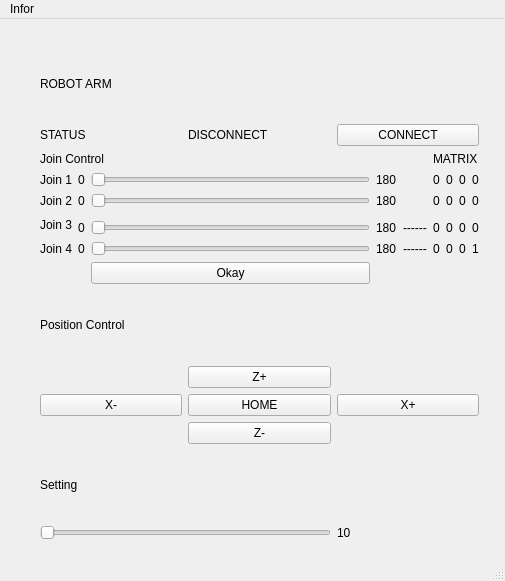
Before: the Qt Designer form uiQt5Design/ver250423.ui in vuonhiendai/pyQt5cousse, drawn with Qt 5.
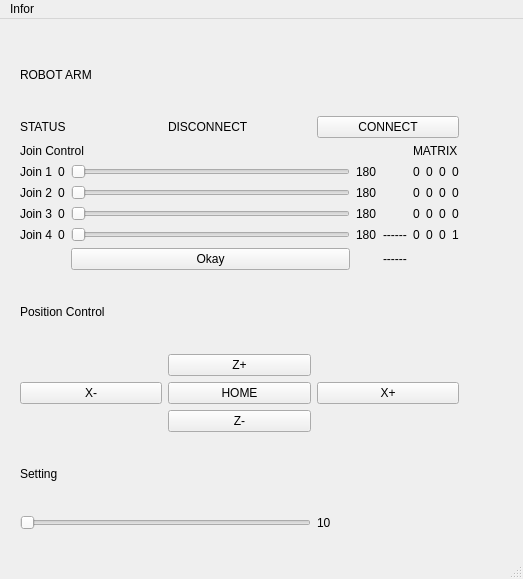
After: the same form once the commit is applied.

```diff
--- a/uiQt5Design/ver250423.ui
+++ b/uiQt5Design/ver250423.ui
@@ -6,8 +6,8 @@
    <rect>
     <x>0</x>
     <y>0</y>
-    <width>505</width>
-    <height>581</height>
+    <width>523</width>
+    <height>579</height>
    </rect>
   </property>
   <property name="windowTitle">
@@ -17,39 +17,15 @@
    <widget class="QWidget" name="gridLayoutWidget">
     <property name="geometry">
      <rect>
-      <x>40</x>
-      <y>30</y>
+      <x>20</x>
+      <y>20</y>
       <width>439</width>
       <height>491</height>
      </rect>
     </property>
     <layout class="QGridLayout" name="gridLayout_2">
-     <item row="9" column="0">
-      <widget class="QPushButton" name="pushButton_5">
-       <property name="text">
-        <string>X-</string>
-       </property>
-      </widget>
-     </item>
-     <item row="2" column="1">
-      <widget class="QLabel" name="label_22">
-       <property name="frameShape">
-        <enum>QFrame::NoFrame</enum>
-       </property>
-       <property name="text">
-        <string>DISCONNECT</string>
-       </property>
-      </widget>
-     </item>
-     <item row="10" column="1">
-      <widget class="QPushButton" name="pushButton_4">
-       <property name="text">
-        <string>Z-</string>
-       </property>
-      </widget>
-     </item>
      <item row="9" column="2">
-      <widget class="QPushButton" name="pushButton_6">
+      <widget class="QPushButton" name="XplusBTN">
        <property name="text">
         <string>X+</string>
        </property>
@@ -71,57 +47,213 @@
        </property>
       </widget>
      </item>
-     <item row="8" column="1">
-      <widget class="QPushButton" name="pushButton_3">
+     <item row="9" column="0">
+      <widget class="QPushButton" name="XminusBTN">
        <property name="text">
-        <string>Z+</string>
-       </property>
-      </widget>
-     </item>
-     <item row="2" column="0">
-      <widget class="QLabel" name="label_21">
-       <property name="text">
-        <string>STATUS</string>
-       </property>
-      </widget>
-     </item>
-     <item row="2" column="2">
-      <widget class="QPushButton" name="pushButton_8">
-       <property name="text">
-        <string>CONNECT</string>
+        <string>X-</string>
        </property>
       </widget>
      </item>
      <item row="9" column="1">
-      <widget class="QPushButton" name="pushButton_9">
+      <widget class="QPushButton" name="HOME_BTN">
        <property name="text">
         <string>HOME</string>
        </property>
       </widget>
      </item>
+     <item row="11" column="0">
+      <widget class="QLabel" name="label_23">
+       <property name="autoFillBackground">
+        <bool>true</bool>
+       </property>
+       <property name="text">
+        <string>Setting</string>
+       </property>
+       <property name="openExternalLinks">
+        <bool>false</bool>
+       </property>
+      </widget>
+     </item>
+     <item row="2" column="1">
+      <widget class="QLabel" name="status_TXT">
+       <property name="frameShape">
+        <enum>QFrame::NoFrame</enum>
+       </property>
+       <property name="text">
+        <string>DISCONNECT</string>
+       </property>
+      </widget>
+     </item>
+     <item row="10" column="1">
+      <widget class="QPushButton" name="ZminusBTN">
+       <property name="text">
+        <string>Z-</string>
+       </property>
+      </widget>
+     </item>
+     <item row="12" column="2">
+      <widget class="QLabel" name="label_17">
+       <property name="text">
+        <string>10</string>
+       </property>
+      </widget>
+     </item>
+     <item row="12" column="0" colspan="2">
+      <widget class="QSlider" name="stepSlider">
+       <property name="orientation">
+        <enum>Qt::Horizontal</enum>
+       </property>
+      </widget>
+     </item>
      <item row="3" column="0" colspan="3">
       <layout class="QGridLayout" name="gridLayout">
-       <item row="5" column="0">
+       <item row="2" column="6">
+        <widget class="QLabel" name="Tmatrix_22">
+         <property name="text">
+          <string>0</string>
+         </property>
+        </widget>
+       </item>
+       <item row="1" column="1">
+        <widget class="QLabel" name="label_12">
+         <property name="text">
+          <string>0</string>
+         </property>
+        </widget>
+       </item>
+       <item row="5" column="4">
+        <widget class="QLabel" name="label_44">
+         <property name="text">
+          <string>------</string>
+         </property>
+        </widget>
+       </item>
+       <item row="3" column="7">
+        <widget class="QLabel" name="Tmatrix_33">
+         <property name="text">
+          <string>0</string>
+         </property>
+        </widget>
+       </item>
+       <item row="1" column="0">
+        <widget class="QLabel" name="label_7">
+         <property name="text">
+          <string>Join 1</string>
+         </property>
+        </widget>
+       </item>
+       <item row="1" column="3">
+        <widget class="QLabel" name="label_10">
+         <property name="text">
+          <string>180</string>
+         </property>
+        </widget>
+       </item>
+       <item row="4" column="8">
+        <widget class="QLabel" name="Tmatrix_44">
+         <property name="text">
+          <string>1</string>
+         </property>
+        </widget>
+       </item>
+       <item row="3" column="2">
+        <widget class="QSlider" name="j3slider">
+         <property name="orientation">
+          <enum>Qt::Horizontal</enum>
+         </property>
+        </widget>
+       </item>
+       <item row="2" column="8">
+        <widget class="QLabel" name="Tmatrix_24">
+         <property name="text">
+          <string>0</string>
+         </property>
+        </widget>
+       </item>
+       <item row="4" column="7">
+        <widget class="QLabel" name="Tmatrix_43">
+         <property name="text">
+          <string>0</string>
+         </property>
+        </widget>
+       </item>
+       <item row="3" column="6">
+        <widget class="QLabel" name="Tmatrix_32">
+         <property name="text">
+          <string>0</string>
+         </property>
+        </widget>
+       </item>
+       <item row="2" column="1">
+        <widget class="QLabel" name="label_13">
+         <property name="text">
+          <string>0</string>
+         </property>
+        </widget>
+       </item>
+       <item row="3" column="8">
+        <widget class="QLabel" name="Tmatrix_34">
+         <property name="text">
+          <string>0</string>
+         </property>
+        </widget>
+       </item>
+       <item row="2" column="5">
+        <widget class="QLabel" name="Tmatrix_21">
+         <property name="text">
+          <string>0</string>
+         </property>
+        </widget>
+       </item>
+       <item row="3" column="0">
+        <widget class="QLabel" name="label_9">
+         <property name="text">
+          <string>Join 3</string>
+         </property>
+        </widget>
+       </item>
+       <item row="0" column="5" colspan="4">
+        <widget class="QLabel" name="label_24">
+         <property name="text">
+          <string>MATRIX</string>
+         </property>
+        </widget>
+       </item>
+       <item row="4" column="5">
+        <widget class="QLabel" name="Tmatrix_41">
+         <property name="text">
+          <string>0</string>
+         </property>
+        </widget>
+       </item>
+       <item row="4" column="2">
+        <widget class="QSlider" name="j4slider">
+         <property name="orientation">
+          <enum>Qt::Horizontal</enum>
+         </property>
+        </widget>
+       </item>
+       <item row="1" column="5">
+        <widget class="QLabel" name="Tmatrix_11">
+         <property name="text">
+          <string>0</string>
+         </property>
+        </widget>
+       </item>
+       <item row="4" column="6">
+        <widget class="QLabel" name="Tmatrix_42">
+         <property name="text">
+          <string>0</string>
+         </property>
+        </widget>
+       </item>
+       <item row="4" column="0">
         <widget class="QLabel" name="label_11">
          <property name="text">
           <string>Join 4</string>
          </property>
         </widget>
        </item>
-       <item row="2" column="5">
-        <widget class="QLabel" name="label_31">
-         <property name="text">
-          <string>0</string>
-         </property>
-        </widget>
-       </item>
-       <item row="5" column="1">
-        <widget class="QLabel" name="label_15">
-         <property name="text">
-          <string>0</string>
-         </property>
-        </widget>
-       </item>
        <item row="2" column="4">
         <widget class="QLabel" name="label_25">
          <property name="text">
@@ -129,34 +261,93 @@
          </property>
         </widget>
        </item>
-       <item row="2" column="2">
-        <widget class="QSlider" name="horizontalSlider_2">
-         <property name="orientation">
-          <enum>Qt::Horizontal</enum>
+       <item row="1" column="4">
+        <widget class="QLabel" name="label_30">
+         <property name="text">
+          <string/>
          </property>
         </widget>
        </item>
-       <item row="5" column="6">
-        <widget class="QLabel" name="label_40">
+       <item row="1" column="6">
+        <widget class="QLabel" name="Tmatrix_12">
          <property name="text">
           <string>0</string>
          </property>
         </widget>
        </item>
-       <item row="1" column="5">
-        <widget class="QLabel" name="label_26">
+       <item row="5" column="2">
+        <widget class="QPushButton" name="JoinBTN">
+         <property name="text">
+          <string>Okay</string>
+         </property>
+         <property name="autoDefault">
+          <bool>false</bool>
+         </property>
+        </widget>
+       </item>
+       <item row="1" column="7">
+        <widget class="QLabel" name="Tmatrix_13">
+         <property name="text">
+          <string>0</string>
+         </property>
+        </widget>
+       </item>
+       <item row="3" column="3">
+        <widget class="QLabel" name="label_19">
+         <property name="text">
+          <string>180</string>
+         </property>
+        </widget>
+       </item>
+       <item row="4" column="3">
+        <widget class="QLabel" name="label_20">
+         <property name="text">
+          <string>180</string>
+         </property>
+        </widget>
+       </item>
+       <item row="2" column="7">
+        <widget class="QLabel" name="Tmatrix_23">
+         <property name="text">
+          <string>0</string>
+         </property>
+        </widget>
+       </item>
+       <item row="4" column="4">
+        <widget class="QLabel" name="label_43">
+         <property name="text">
+          <string>------</string>
+         </property>
+        </widget>
+       </item>
+       <item row="1" column="8">
+        <widget class="QLabel" name="Tmatrix_14">
          <property name="text">
           <string>0</string>
          </property>
         </widget>
        </item>
        <item row="4" column="1">
+        <widget class="QLabel" name="label_15">
+         <property name="text">
+          <string>0</string>
+         </property>
+        </widget>
+       </item>
+       <item row="3" column="1">
         <widget class="QLabel" name="label_14">
          <property name="text">
           <string>0</string>
          </property>
         </widget>
        </item>
+       <item row="2" column="3">
+        <widget class="QLabel" name="label_18">
+         <property name="text">
+          <string>180</string>
+         </property>
+        </widget>
+       </item>
        <item row="0" column="0" colspan="5">
         <widget class="QLabel" name="label_5">
          <property name="autoFillBackground">
@@ -170,34 +361,27 @@
          </property>
         </widget>
        </item>
-       <item row="5" column="5">
-        <widget class="QLabel" name="label_39">
-         <property name="text">
-          <string>0</string>
+       <item row="2" column="2">
+        <widget class="QSlider" name="j2slider">
+         <property name="orientation">
+          <enum>Qt::Horizontal</enum>
          </property>
         </widget>
        </item>
-       <item row="2" column="1">
-        <widget class="QLabel" name="label_13">
-         <property name="text">
-          <string>0</string>
+       <item row="1" column="2">
+        <widget class="QSlider" name="j1slider">
+         <property name="orientation">
+          <enum>Qt::Horizontal</enum>
          </property>
         </widget>
        </item>
-       <item row="2" column="7">
-        <widget class="QLabel" name="label_33">
+       <item row="3" column="5">
+        <widget class="QLabel" name="Tmatrix_31">
          <property name="text">
           <string>0</string>
          </property>
         </widget>
        </item>
-       <item row="3" column="0" rowspan="2">
-        <widget class="QLabel" name="label_9">
-         <property name="text">
-          <string>Join 3</string>
-         </property>
-        </widget>
-       </item>
        <item row="2" column="0">
         <widget class="QLabel" name="label_8">
          <property name="text">
@@ -205,183 +389,22 @@
          </property>
         </widget>
        </item>
-       <item row="2" column="3">
-        <widget class="QLabel" name="label_18">
-         <property name="text">
-          <string>180</string>
-         </property>
-        </widget>
-       </item>
-       <item row="5" column="2">
-        <widget class="QSlider" name="horizontalSlider_4">
-         <property name="orientation">
-          <enum>Qt::Horizontal</enum>
-         </property>
-        </widget>
-       </item>
-       <item row="2" column="8">
-        <widget class="QLabel" name="label_34">
-         <property name="text">
-          <string>0</string>
-         </property>
-        </widget>
-       </item>
-       <item row="4" column="7">
-        <widget class="QLabel" name="label_37">
-         <property name="text">
-          <string>0</string>
-         </property>
-        </widget>
-       </item>
-       <item row="1" column="1">
-        <widget class="QLabel" name="label_12">
-         <property name="text">
-          <string>0</string>
-         </property>
-        </widget>
-       </item>
-       <item row="1" column="0">
-        <widget class="QLabel" name="label_7">
-         <property name="text">
-          <string>Join 1</string>
-         </property>
-        </widget>
-       </item>
-       <item row="4" column="4">
-        <widget class="QLabel" name="label_43">
-         <property name="text">
-          <string>------</string>
-         </property>
-        </widget>
-       </item>
-       <item row="2" column="6">
-        <widget class="QLabel" name="label_32">
-         <property name="text">
-          <string>0</string>
-         </property>
-        </widget>
-       </item>
-       <item row="5" column="8">
-        <widget class="QLabel" name="label_42">
-         <property name="text">
-          <string>1</string>
-         </property>
-        </widget>
-       </item>
-       <item row="1" column="7">
-        <widget class="QLabel" name="label_27">
-         <property name="text">
-          <string>0</string>
-         </property>
-        </widget>
-       </item>
-       <item row="4" column="3">
-        <widget class="QLabel" name="label_19">
-         <property name="text">
-          <string>180</string>
-         </property>
-        </widget>
-       </item>
-       <item row="1" column="2">
-        <widget class="QSlider" name="horizontalSlider">
-         <property name="orientation">
-          <enum>Qt::Horizontal</enum>
-         </property>
-        </widget>
-       </item>
-       <item row="4" column="5">
-        <widget class="QLabel" name="label_35">
-         <property name="text">
-          <string>0</string>
-         </property>
-        </widget>
-       </item>
-       <item row="1" column="3">
-        <widget class="QLabel" name="label_10">
-         <property name="text">
-          <string>180</string>
-         </property>
-        </widget>
-       </item>
-       <item row="5" column="3">
-        <widget class="QLabel" name="label_20">
-         <property name="text">
-          <string>180</string>
-         </property>
-        </widget>
-       </item>
-       <item row="5" column="7">
-        <widget class="QLabel" name="label_41">
-         <property name="text">
-          <string>0</string>
-         </property>
-        </widget>
-       </item>
-       <item row="4" column="8">
-        <widget class="QLabel" name="label_38">
-         <property name="text">
-          <string>0</string>
-         </property>
-        </widget>
-       </item>
-       <item row="1" column="8">
-        <widget class="QLabel" name="label_29">
-         <property name="text">
-          <string>0</string>
-         </property>
-        </widget>
-       </item>
-       <item row="5" column="4">
-        <widget class="QLabel" name="label_44">
-         <property name="text">
-          <string>------</string>
-         </property>
-        </widget>
-       </item>
-       <item row="1" column="4">
-        <widget class="QLabel" name="label_30">
-         <property name="text">
-          <string/>
-         </property>
-        </widget>
-       </item>
-       <item row="4" column="6">
-        <widget class="QLabel" name="label_36">
-         <property name="text">
-          <string>0</string>
-         </property>
-        </widget>
-       </item>
-       <item row="4" column="2">
-        <widget class="QSlider" name="horizontalSlider_3">
-         <property name="orientation">
-          <enum>Qt::Horizontal</enum>
-         </property>
-        </widget>
-       </item>
-       <item row="1" column="6">
-        <widget class="QLabel" name="label_28">
-         <property name="text">
-          <string>0</string>
-         </property>
-        </widget>
-       </item>
-       <item row="6" column="2">
-        <widget class="QPushButton" name="pushButton">
-         <property name="text">
-          <string>Okay</string>
-         </property>
-        </widget>
-       </item>
-       <item row="0" column="5" colspan="4">
-        <widget class="QLabel" name="label_24">
-         <property name="text">
-          <string>MATRIX</string>
-         </property>
-        </widget>
-       </item>
       </layout>
      </item>
+     <item row="8" column="1">
+      <widget class="QPushButton" name="ZplusBTN">
+       <property name="text">
+        <string>Z+</string>
+       </property>
+      </widget>
+     </item>
+     <item row="2" column="0">
+      <widget class="QLabel" name="label_21">
+       <property name="text">
+        <string>STATUS</string>
+       </property>
+      </widget>
+     </item>
      <item row="7" column="0" colspan="3">
       <widget class="QLabel" name="label_16">
        <property name="autoFillBackground">
@@ -395,30 +418,10 @@
        </property>
       </widget>
      </item>
-     <item row="11" column="0">
-      <widget class="QLabel" name="label_23">
-       <property name="autoFillBackground">
-        <bool>true</bool>
-       </property>
+     <item row="2" column="2">
+      <widget class="QPushButton" name="conBTN">
        <property name="text">
-        <string>Setting</string>
-       </property>
-       <property name="openExternalLinks">
-        <bool>false</bool>
-       </property>
-      </widget>
-     </item>
-     <item row="12" column="0" colspan="2">
-      <widget class="QSlider" name="horizontalSlider_9">
-       <property name="orientation">
-        <enum>Qt::Horizontal</enum>
-       </property>
-      </widget>
-     </item>
-     <item row="12" column="2">
-      <widget class="QLabel" name="label_17">
-       <property name="text">
-        <string>10</string>
+        <string>CONNECT</string>
        </property>
       </widget>
      </item>
@@ -430,7 +433,7 @@
     <rect>
      <x>0</x>
      <y>0</y>
-     <width>505</width>
+     <width>523</width>
      <height>28</height>
     </rect>
    </property>
```
Left out of the diff: 209 changed lines with no effect on the pictures.
